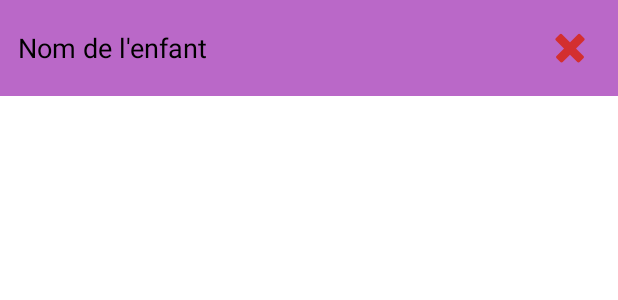
After one commit to mickablondo/mission-defis, an Android app: the layout item_child_with_delete.xml on its own in the app's theme, with its tools: preview values and no code run, on a phone screen of 412 x 824 dp. The commit adds this screen. Shown: the top 300 px of the screen. Run offline under Robolectric (Android 15) with nearby library versions, the phone set to English and light mode, and no system bars.

Commit message:
enhancement: delete child (#4)

```diff
--- a/app/src/main/java/dev/mickablondo/missiondefis/ui/MissionViewModel.kt
+++ b/app/src/main/java/dev/mickablondo/missiondefis/ui/MissionViewModel.kt
@@ -37,4 +37,8 @@ class MissionViewModel(application: Application) : AndroidViewModel(application)
     fun resetChallenges(childId: Int) = viewModelScope.launch {
         db.challengeDao().deleteByChild(childId)
     }
+
+    fun deleteChild(child: Child) = viewModelScope.launch {
+        db.childDao().delete(child)
+    }
 }
--- /dev/null
+++ b/app/src/main/res/layout/item_child_with_delete.xml
@@ -0,0 +1,29 @@
+<?xml version="1.0" encoding="utf-8"?>
+<LinearLayout
+    xmlns:android="http://schemas.android.com/apk/res/android"
+    xmlns:app="http://schemas.android.com/apk/res-auto"
+    android:layout_width="match_parent"
+    android:layout_height="wrap_content"
+    android:orientation="horizontal"
+    android:padding="12dp"
+    android:gravity="center_vertical"
+    android:background="#BA68C8"> <!-- même fond violet que ta liste -->
+
+    <TextView
+        android:id="@+id/childName"
+        android:layout_width="0dp"
+        android:layout_weight="1"
+        android:layout_height="wrap_content"
+        android:text="Nom de l'enfant"
+        android:textSize="18sp"
+        android:textColor="#000000" /> <!-- texte NOIR comme dans ta liste -->
+
+    <ImageButton
+        android:id="@+id/deleteButton"
+        android:layout_width="40dp"
+        android:layout_height="40dp"
+        android:background="?attr/selectableItemBackgroundBorderless"
+        android:contentDescription="Supprimer"
+        android:src="@android:drawable/ic_delete"
+        app:tint="#D32F2F" /> <!-- rouge vif pour bouton supprimer -->
+</LinearLayout>
```
Also changed, not shown: app/src/main/java/dev/mickablondo/missiondefis/ui/ChildAdapterWithDelete.kt (added, +47 -0 lines), app/src/main/java/dev/mickablondo/missiondefis/ui/ParentScreenActivity.kt (+22 -12 lines).
